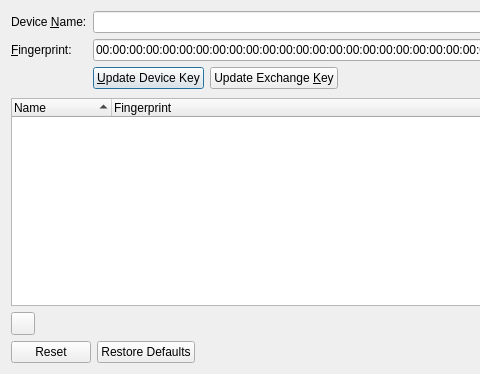
Old version of the form examples/datasync/Sample/accountdialog.ui in the repository Skycoder42/QtDataSync; both pictures show x 0 to 480 and y 0 to 374 of the 736 by 374 pixel window.
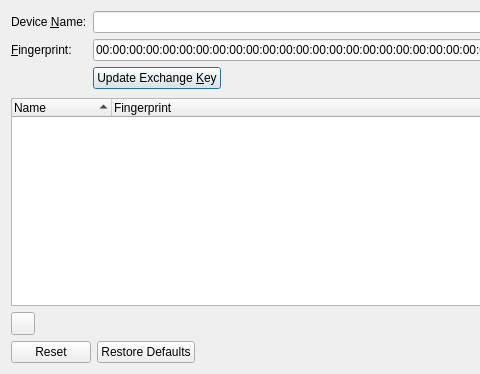
New version of the form. Icons and pictures are not drawn.

What changed in the file:
```diff
--- a/examples/datasync/Sample/accountdialog.ui
+++ b/examples/datasync/Sample/accountdialog.ui
@@ -65,13 +65,6 @@
    </item>
    <item row="2" column="1">
     <layout class="QHBoxLayout" name="horizontalLayout_2">
-     <item>
-      <widget class="QPushButton" name="pushButton_3">
-       <property name="text">
-        <string>&amp;Update Device Key</string>
-       </property>
-      </widget>
-     </item>
      <item>
       <widget class="QPushButton" name="pushButton_4">
        <property name="text">
```
